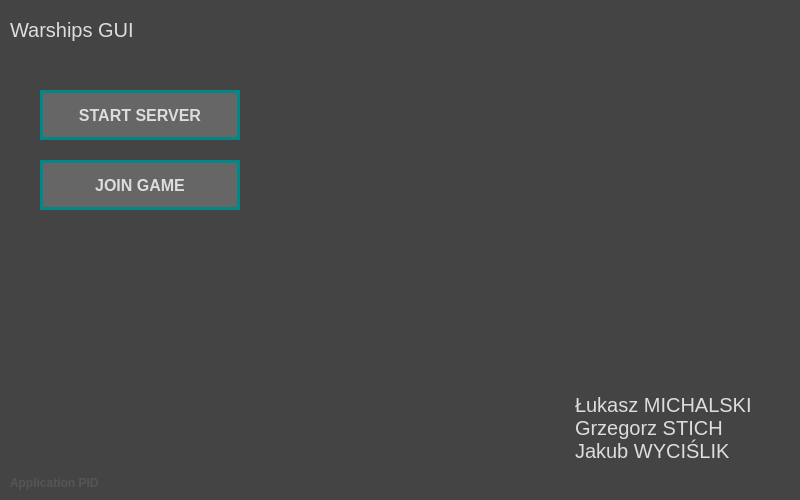
Above: application.ui from LukaszMichalsky/PS-Warships-GUI before the change. Below: the same form after it.
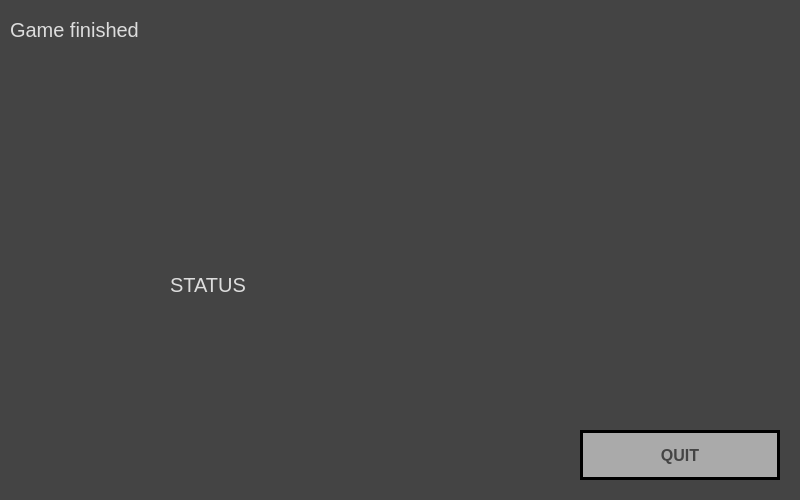
That is the form after the change. The open tabs and pages were chosen to show the change. Custom widgets are drawn as their Qt base class.

Commit message: Added game ending (both for winner and loser)

Diff of the .ui file:
```diff
--- a/application.ui
+++ b/application.ui
@@ -914,6 +914,62 @@
       </property>
      </widget>
     </widget>
+    <widget class="QWidget" name="pageEnd">
+     <widget class="QLabel" name="labelEndTitle">
+      <property name="geometry">
+       <rect>
+        <x>10</x>
+        <y>0</y>
+        <width>780</width>
+        <height>60</height>
+       </rect>
+      </property>
+      <property name="text">
+       <string>Game finished</string>
+      </property>
+      <property name="BORDER_BOTTOM" stdset="0">
+       <bool>true</bool>
+      </property>
+      <property name="STYLE_TITLE" stdset="0">
+       <bool>true</bool>
+      </property>
+     </widget>
+     <widget class="QLabel" name="labelEnd">
+      <property name="geometry">
+       <rect>
+        <x>170</x>
+        <y>260</y>
+        <width>480</width>
+        <height>50</height>
+       </rect>
+      </property>
+      <property name="text">
+       <string>STATUS</string>
+      </property>
+      <property name="BORDER_BOTTOM" stdset="0">
+       <bool>true</bool>
+      </property>
+      <property name="BORDER_RIGHT" stdset="0">
+       <bool>true</bool>
+      </property>
+     </widget>
+     <widget class="QPushButton" name="btnEndQuit">
+      <property name="enabled">
+       <bool>false</bool>
+      </property>
+      <property name="geometry">
+       <rect>
+        <x>580</x>
+        <y>430</y>
+        <width>200</width>
+        <height>50</height>
+       </rect>
+      </property>
+      <property name="text">
+       <string>QUIT</string>
+      </property>
+     </widget>
+    </widget>
    </widget>
   </widget>
  </widget>
```
Left out of the diff: 2 changed lines with no effect on the pictures. The commit also changes 7 other files.
